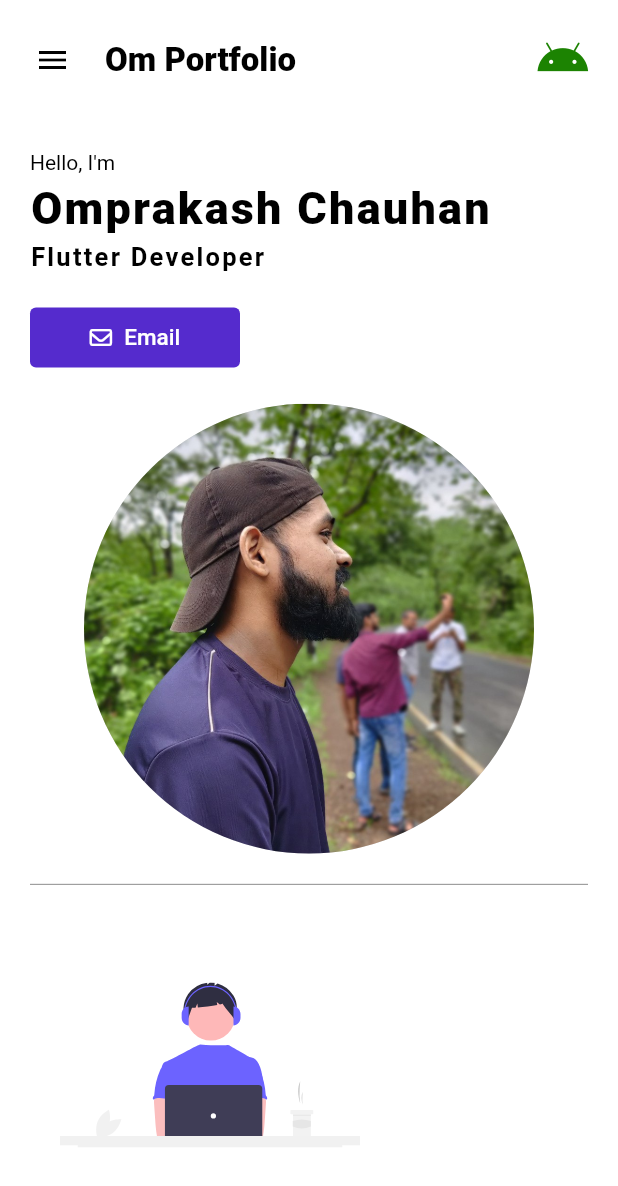
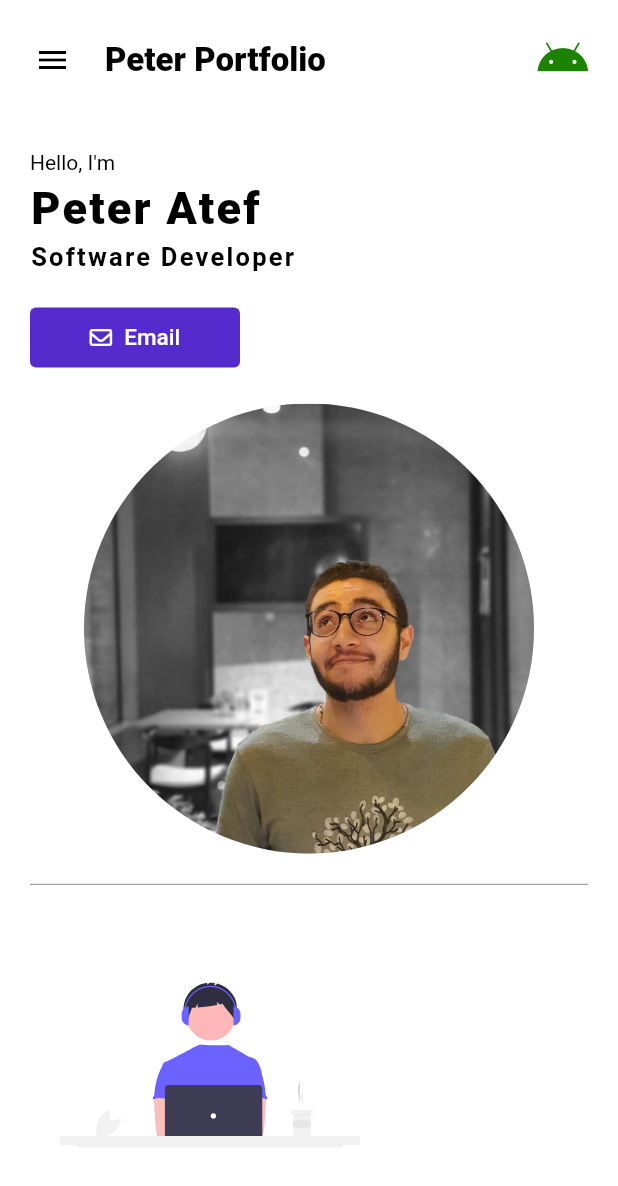
Before and after one commit to EngPeterAtef/portfolio_flutter, a Flutter app: the screen it shows after launch, after a tap on the "close" icon, on a phone screen of 412 x 824 dp. Shown: the top 1186 px of the screen. Run offline on Flutter 3.47's test engine with Material 2 defaults, Android fonts, the phone set to English and light mode, and no system bars; our stand-ins replace cached_network_image, firebase_core, flutter_svg, font_awesome_flutter, shared_preferences, url_strategy; accounts and stored records are empty; network calls fail.

Commit message:
put the basic info

```diff
--- a/lib/main.dart
+++ b/lib/main.dart
@@ -19,10 +19,10 @@ class MyApp extends StatelessWidget {
   @override
   Widget build(BuildContext context) {
     return MaterialApp(
-      useInheritedMediaQuery: true,
+      // useInheritedMediaQuery: true,
       debugShowCheckedModeBanner: false,
-      title: 'Om Chauhan',
-      theme: ThemeData(brightness: Brightness.light, primarySwatch: Colors.blue),
+      title: 'Peter Atef',
+      theme: ThemeData(brightness: Brightness.dark, primarySwatch: Colors.blue),
       darkTheme: ThemeData(brightness: Brightness.dark),
       home: const Home(),
     );
--- a/lib/utils/strings.dart
+++ b/lib/utils/strings.dart
@@ -1,12 +1,11 @@
-const String name = 'Omprakash Chauhan';
-const String role = 'Flutter Developer';
+const String name = 'Peter Atef';
+const String role = 'Software Developer';
 const String about =
-    "My name is Omprakash, I'm 23 years old, and I live in Mumbai. I am currently studying at a university. I've also been studying a lot on my own to learn new technologies and skills.\n\nI started as a Software Engineering Trainee in 2021. I have been dedicating about 4-5 hrs a day to code. ";
+    "My name is Omprakash, I'm 23 years old, and I live in Egypt. I am currently studying at a university. I've also been studying a lot on my own to learn new technologies and skills.\n\nI started as a Software Engineering Trainee in 2021. I have been dedicating about 4-5 hrs a day to code. ";
 //  URL
-const String github = 'https://github.com/om-chauhan';
-const String linkedin = 'https://linkedin.com/in/omprakash-chauhan/';
-const String twitter = 'https://twitter.com/_Omi_Op';
-const String emailId = 'omi8655@gmail.com';
+const String github = 'https://github.com/EngPeterAtef';
+const String linkedin = 'https://linkedin.com/in/peter-atef-b31651231';
+const String emailId = 'peter.atef2000@gmail.com';
 const String miStoreIcon = 'assets/images/getApps_badge.png';
 const String googlePlayIcon = 'assets/images/google-play-badge.png';
 const String websiteIcon = 'assets/images/website.png';
--- a/lib/view/home/app_bar/top_menu.dart.dart
+++ b/lib/view/home/app_bar/top_menu.dart.dart
@@ -41,7 +41,7 @@ class _TopMenuState extends State<TopMenu> {
                 ),
                 const SizedBox(width: 10.0),
                 TextBuilder(
-                  text: 'Om Portfolio',
+                  text: 'Peter Portfolio',
                   fontSize: 26,
                   textAlign: TextAlign.left,
                   fontWeight: FontWeight.w600,
--- a/lib/view/home/footer/footer.dart
+++ b/lib/view/home/footer/footer.dart
@@ -39,19 +39,19 @@ class _FooterState extends State<Footer> {
                   color: Colors.black,
                 ),
               ),
-              IconButton(
-                onPressed: () {
-                  if (kDebugMode) {
-                    print('Twitter Button Clicked');
-                  }
+              // IconButton(
+              //   onPressed: () {
+              //     if (kDebugMode) {
+              //       print('Twitter Button Clicked');
+              //     }
 
-                  UrlLaunch.launchInBrowser(url: twitter);
-                },
-                icon: const FaIcon(
-                  FontAwesomeIcons.twitter,
-                  color: Colors.black,
-                ),
-              ),
+              //     UrlLaunch.launchInBrowser(url: twitter);
+              //   },
+              //   icon: const FaIcon(
+              //     FontAwesomeIcons.twitter,
+              //     color: Colors.black,
+              //   ),
+              // ),
               IconButton(
                 onPressed: () {
                   if (kDebugMode) {
--- a/lib/view/home/hero/hero_cta.dart
+++ b/lib/view/home/hero/hero_cta.dart
@@ -68,11 +68,21 @@ class _HeroCtaState extends State<HeroCta> {
                   child: Container(
                     alignment: Alignment.centerRight,
                     padding: const EdgeInsets.all(20),
-                    child: const CircleAvatar(
-                      backgroundColor: Colors.black12,
-                      radius: 300,
-                      backgroundImage: AssetImage(
+                    // child: const CircleAvatar(
+                    //   backgroundColor: Colors.black12,
+                    //   radius: 300,
+                    //   backgroundImage: AssetImage(
+                    //     'assets/images/my_pic.jpg',
+                    //   ),
+                    // ),
+                    // circular image
+                    child: ClipRRect(
+                      borderRadius: BorderRadius.circular(50),
+                      child: Image.asset(
                         'assets/images/my_pic.jpg',
+                        fit: BoxFit.cover,
+                        width: 400,
+                        height: 550,
                       ),
                     ),
                   ),
--- a/lib/widgets/mobile_header.dart
+++ b/lib/widgets/mobile_header.dart
@@ -37,7 +37,7 @@ class MobileHeader extends StatelessWidget {
                 ),
                 const SizedBox(width: 20.0),
                 TextBuilder(
-                  text: 'Om Portfolio',
+                  text: 'Peter Portfolio',
                   fontSize: 22,
                   textAlign: TextAlign.left,
                   fontWeight: FontWeight.w800,
```
Also changed, not shown: assets/images/my_pic.jpg, 4 other files.
